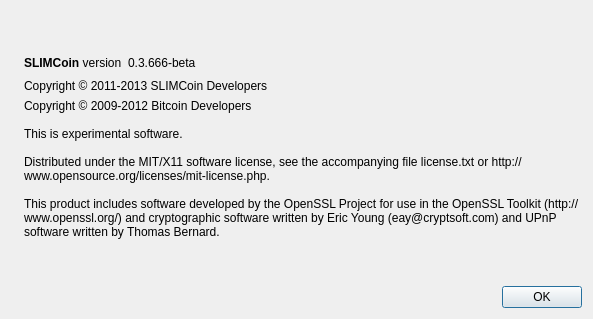
Qt form src/qt/forms/aboutdialog.ui (slimcoin/slimcoin) before a commit.
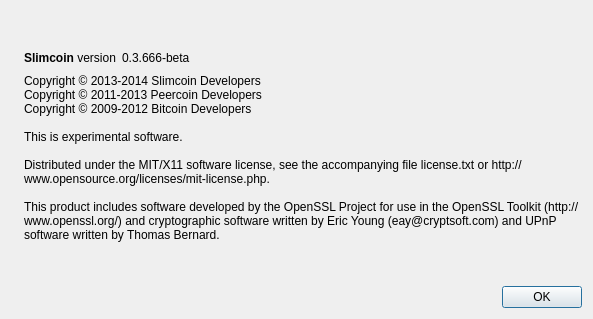
The same form after that commit. Icons and pictures are not drawn.

```diff
--- a/src/qt/forms/aboutdialog.ui
+++ b/src/qt/forms/aboutdialog.ui
@@ -50,7 +50,7 @@
        <item>
         <widget class="QLabel" name="label">
          <property name="text">
-          <string>&lt;b&gt;SLIMCoin&lt;/b&gt; version</string>
+          <string>&lt;html&gt;&lt;head/&gt;&lt;body&gt;&lt;p&gt;&lt;span style=&quot; font-weight:600;&quot;&gt;Slimcoin&lt;/span&gt; version&lt;/p&gt;&lt;/body&gt;&lt;/html&gt;</string>
          </property>
          <property name="textInteractionFlags">
           <set>Qt::LinksAccessibleByMouse|Qt::TextSelectableByKeyboard|Qt::TextSelectableByMouse</set>
@@ -85,23 +85,12 @@
        </item>
       </layout>
      </item>
-     <item>
-      <widget class="QLabel" name="label_slimcoin_copyright">
-       <property name="text">
-        <string>Copyright © 2011-2013 SLIMCoin Developers</string>
-       </property>
-       <property name="wordWrap">
-        <bool>true</bool>
-       </property>
-       <property name="textInteractionFlags">
-        <set>Qt::LinksAccessibleByMouse|Qt::TextSelectableByKeyboard|Qt::TextSelectableByMouse</set>
-       </property>
-      </widget>
-     </item>
      <item>
       <widget class="QLabel" name="label_2">
        <property name="text">
-        <string>Copyright © 2009-2012 Bitcoin Developers
+        <string>Copyright © 2013-2014 Slimcoin Developers
+Copyright © 2011-2013 Peercoin Developers
+Copyright © 2009-2012 Bitcoin Developers
 
 This is experimental software.
 
```
